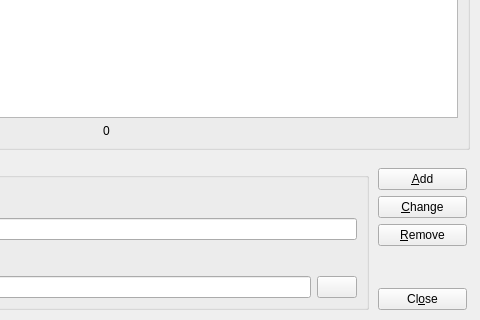
Qt form ui/gamedatabase.ui (LasDesu/DBoxFE) before a commit; both pictures show x 282 to 762 and y 162 to 482 of the 762 by 482 pixel window.
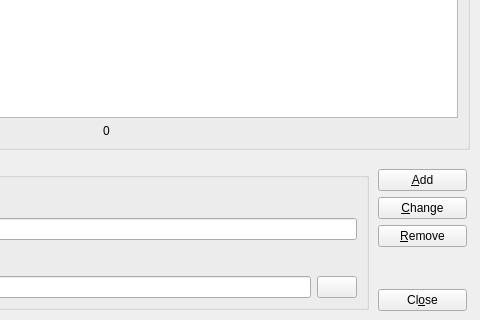
The same form after that commit. Icons and pictures are not drawn.

What changed in the file:
```diff
--- a/ui/gamedatabase.ui
+++ b/ui/gamedatabase.ui
@@ -18,61 +18,51 @@
   <property name="windowIcon" >
    <iconset resource="../res/dboxfe.qrc" >:/pics/images/default.png</iconset>
   </property>
-  <widget class="QWidget" name="layoutWidget" >
+  <widget class="QGroupBox" name="gBoxGames" >
    <property name="geometry" >
     <rect>
-     <x>660</x>
-     <y>330</y>
-     <width>89</width>
-     <height>142</height>
+     <x>11</x>
+     <y>11</y>
+     <width>741</width>
+     <height>301</height>
     </rect>
    </property>
-   <layout class="QVBoxLayout" >
+   <property name="title" >
+    <string>Games</string>
+   </property>
+   <layout class="QGridLayout" >
     <property name="margin" >
-     <number>0</number>
+     <number>9</number>
     </property>
     <property name="spacing" >
      <number>6</number>
     </property>
-    <item>
-     <widget class="QPushButton" name="btnAdd" >
+    <item row="1" column="0" >
+     <widget class="QLabel" name="label" >
       <property name="text" >
-       <string>&amp;Add</string>
+       <string>Games in database:</string>
       </property>
      </widget>
     </item>
-    <item>
-     <widget class="QPushButton" name="btnChange" >
+    <item row="1" column="1" >
+     <widget class="QLabel" name="label_2" >
       <property name="text" >
-       <string>&amp;Change</string>
+       <string>0</string>
       </property>
      </widget>
     </item>
-    <item>
-     <widget class="QPushButton" name="btnRemove" >
-      <property name="text" >
-       <string>&amp;Remove</string>
-      </property>
-     </widget>
-    </item>
-    <item>
-     <spacer>
-      <property name="orientation" >
-       <enum>Qt::Vertical</enum>
-      </property>
-      <property name="sizeHint" >
-       <size>
-        <width>20</width>
-        <height>40</height>
-       </size>
-      </property>
-     </spacer>
-    </item>
-    <item>
-     <widget class="QPushButton" name="btnClose" >
-      <property name="text" >
-       <string>Cl&amp;ose</string>
-      </property>
+    <item row="0" column="0" colspan="2" >
+     <widget class="QTreeWidget" name="twGames" >
+      <column>
+       <property name="text" >
+        <string>Executable</string>
+       </property>
+      </column>
+      <column>
+       <property name="text" >
+        <string>Name</string>
+       </property>
+      </column>
      </widget>
     </item>
    </layout>
@@ -165,51 +155,61 @@
     </item>
    </layout>
   </widget>
-  <widget class="QGroupBox" name="gBoxGames" >
+  <widget class="QWidget" name="" >
    <property name="geometry" >
     <rect>
-     <x>11</x>
-     <y>11</y>
-     <width>741</width>
-     <height>301</height>
+     <x>660</x>
+     <y>331</y>
+     <width>89</width>
+     <height>142</height>
     </rect>
    </property>
-   <property name="title" >
-    <string>Games</string>
-   </property>
-   <layout class="QGridLayout" >
+   <layout class="QVBoxLayout" >
     <property name="margin" >
-     <number>9</number>
+     <number>0</number>
     </property>
     <property name="spacing" >
      <number>6</number>
     </property>
-    <item row="1" column="0" >
-     <widget class="QLabel" name="label" >
+    <item>
+     <widget class="QPushButton" name="btnAdd" >
       <property name="text" >
-       <string>Games in database:</string>
+       <string>&amp;Add</string>
       </property>
      </widget>
     </item>
-    <item row="1" column="1" >
-     <widget class="QLabel" name="label_2" >
+    <item>
+     <widget class="QPushButton" name="btnChange" >
       <property name="text" >
-       <string>0</string>
+       <string>&amp;Change</string>
       </property>
      </widget>
     </item>
-    <item row="0" column="0" colspan="2" >
-     <widget class="QTreeWidget" name="twGames" >
-      <column>
-       <property name="text" >
-        <string>Executable</string>
-       </property>
-      </column>
-      <column>
-       <property name="text" >
-        <string>Name</string>
-       </property>
-      </column>
+    <item>
+     <widget class="QPushButton" name="btnRemove" >
+      <property name="text" >
+       <string>&amp;Remove</string>
+      </property>
+     </widget>
+    </item>
+    <item>
+     <spacer>
+      <property name="orientation" >
+       <enum>Qt::Vertical</enum>
+      </property>
+      <property name="sizeHint" >
+       <size>
+        <width>87</width>
+        <height>16</height>
+       </size>
+      </property>
+     </spacer>
+    </item>
+    <item>
+     <widget class="QPushButton" name="btnClose" >
+      <property name="text" >
+       <string>Cl&amp;ose</string>
+      </property>
      </widget>
     </item>
    </layout>
```
